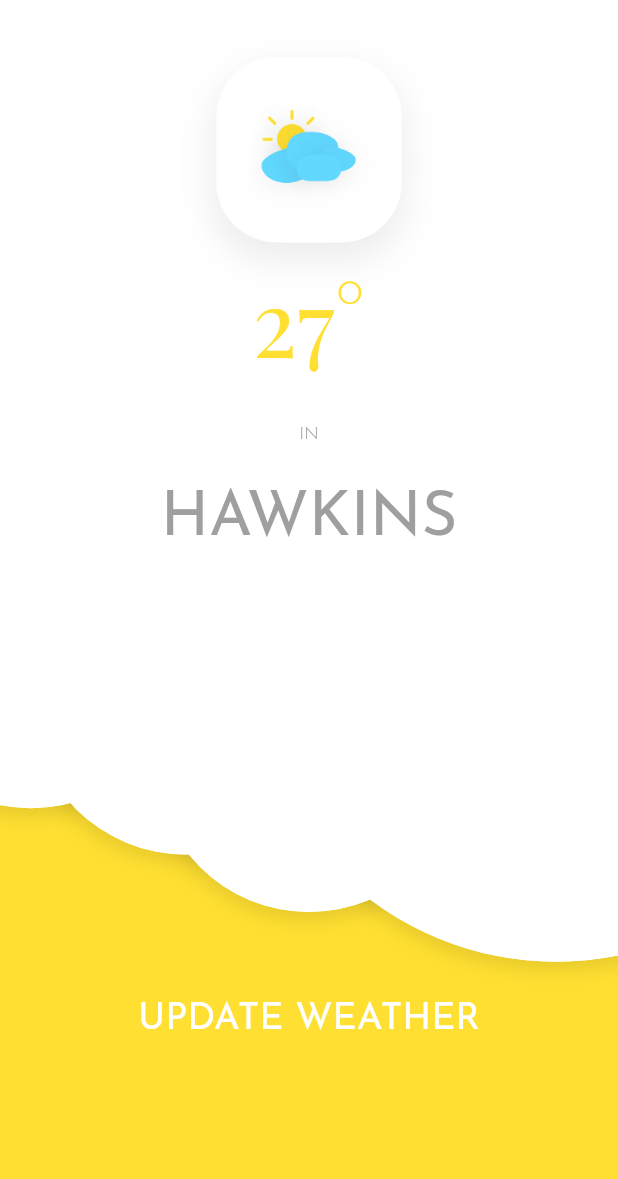
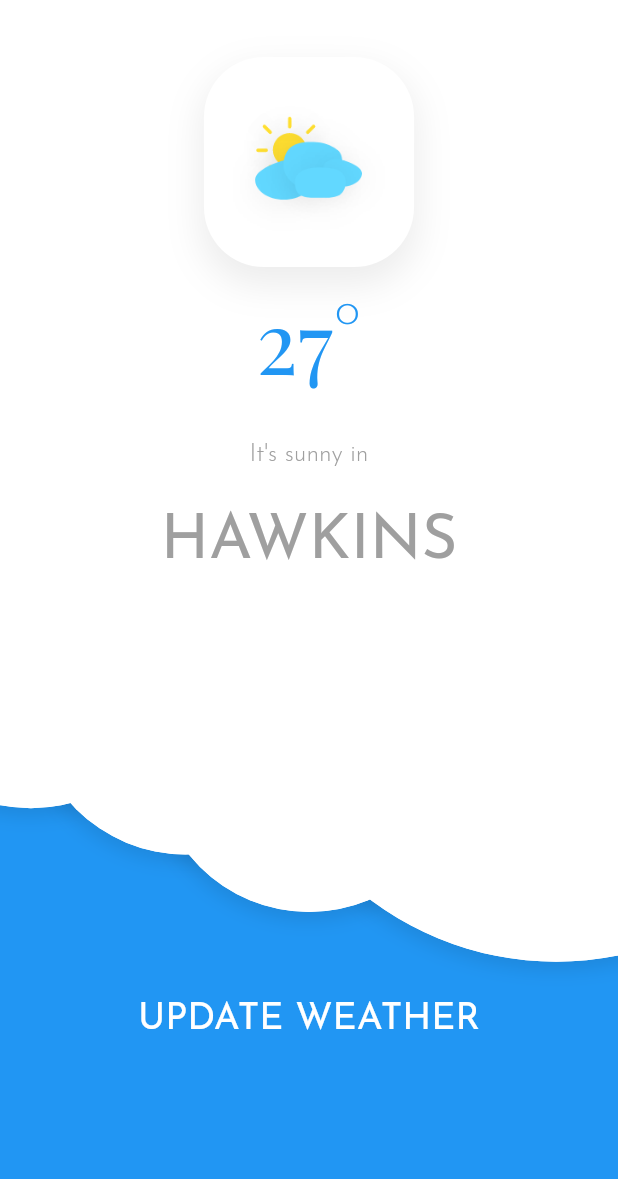
Before and after one commit to danielmark0116/LOADTHER, a Flutter app: the screen it shows after launch, on a phone screen of 412 x 824 dp, the part 57-1236 px from its top. Run offline on Flutter 3.47's test engine with Material 2 defaults, Android fonts, the phone set to English and light mode, and no system bars; project files that could hold a hidden picture were left out.

Commit message:
Structure fix

```diff
--- a/lib/components/background.dart
+++ b/lib/components/background.dart
@@ -15,6 +15,9 @@ const skew = 0.01;
 const skew2 = 0.07;
 
 class BackgroundClouds extends StatefulWidget {
+  var color;
+
+  BackgroundClouds({@required this.color});
   @override
   _BackgroundCloudsState createState() => _BackgroundCloudsState();
 }
@@ -30,6 +33,7 @@ class _BackgroundCloudsState extends State<BackgroundClouds>
         AnimationController(vsync: this, duration: Duration(seconds: 2));
 
     animation = CurvedAnimation(curve: Curves.easeOutCubic, parent: controller);
+    // animation = CurvedAnimation(curve: Curves.bounceOut, parent: controller);
 
     controller.forward();
 
@@ -64,8 +68,8 @@ class _BackgroundCloudsState extends State<BackgroundClouds>
           origin: Offset(0, 1000),
           child: Stack(
             children: <Widget>[
-              BgShadow(),
-              BgNoShadow(),
+              BgShadow(color: widget.color),
+              BgNoShadow(color: widget.color),
             ],
           ),
         );
--- a/lib/components/bg-noshadow.dart
+++ b/lib/components/bg-noshadow.dart
@@ -1,6 +1,9 @@
 import 'package:flutter/material.dart';
 
 class BgNoShadow extends StatefulWidget {
+  var color;
+
+  BgNoShadow({@required this.color});
   @override
   _BgNoShadowState createState() => _BgNoShadowState();
 }
@@ -21,7 +24,7 @@ class _BgNoShadowState extends State<BgNoShadow> {
         var responsizeFix;
 
         if (sizeData.size.height < 700) {
-          responsizeFix = blockSizeH.toDouble() * 5;
+          responsizeFix = blockSizeH.toDouble() * 5.5;
         } else {
           responsizeFix = 0.0;
         }
--- a/lib/components/bg-shadow.dart
+++ b/lib/components/bg-shadow.dart
@@ -11,6 +11,9 @@ const offset = Offset(
 );
 
 class BgShadow extends StatefulWidget {
+  var color;
+
+  BgShadow({@required this.color});
   @override
   _BgShadowState createState() => _BgShadowState();
 }
@@ -31,7 +34,7 @@ class _BgShadowState extends State<BgShadow> {
         var responsizeFix;
 
         if (sizeData.size.height < 700) {
-          responsizeFix = blockSizeH.toDouble() * 5;
+          responsizeFix = blockSizeH.toDouble() * 5.5;
         } else {
           responsizeFix = 0.0;
         }
--- a/lib/components/weather-data.dart
+++ b/lib/components/weather-data.dart
@@ -5,8 +5,12 @@ import '../styleguide/colors.dart';
 class WeatherDataComponent extends StatefulWidget {
   String cityName;
   int cityTemp;
+  var weatherColor;
 
-  WeatherDataComponent({@required this.cityName, @required this.cityTemp});
+  WeatherDataComponent(
+      {@required this.cityName,
+      @required this.cityTemp,
+      @required this.weatherColor});
 
   @override
   _WeatherDataComponentState createState() => _WeatherDataComponentState();
@@ -18,6 +22,7 @@ class _WeatherDataComponentState extends State<WeatherDataComponent>
   int temp;
   String city;
   double skew = 0.2;
+  var color;
 
   AnimationController controller;
   Animation animation;
@@ -28,6 +33,7 @@ class _WeatherDataComponentState extends State<WeatherDataComponent>
     setState(() {
       city = widget.cityName;
       temp = widget.cityTemp;
+      color = widget.weatherColor;
     });
 
     controller =
@@ -78,8 +84,8 @@ class _WeatherDataComponentState extends State<WeatherDataComponent>
               '$temp°',
               style: TextStyle(
                 fontFamily: 'PlayfairDisplay',
-                fontSize: blockSizeW * 15,
-                color: styleYellow,
+                fontSize: blockSizeH * 7,
+                color: color,
               ),
             ),
           ),
@@ -89,9 +95,9 @@ class _WeatherDataComponentState extends State<WeatherDataComponent>
           child: Opacity(
             opacity: 1 * animation.value,
             child: Text(
-              'IN',
+              'It\'s sunny in',
               style: TextStyle(
-                fontSize: 12,
+                fontSize: blockSizeH * 2,
                 color: styleGrey,
                 fontWeight: FontWeight.w300,
               ),
@@ -103,7 +109,7 @@ class _WeatherDataComponentState extends State<WeatherDataComponent>
           child: Text(
             '${city.toUpperCase()}',
             style: TextStyle(
-              fontSize: blockSizeW * 10 * animation.value,
+              fontSize: blockSizeH * 5 * animation.value,
               color: styleGrey,
             ),
           ),
--- a/lib/components/weather-icon.dart
+++ b/lib/components/weather-icon.dart
@@ -13,7 +13,7 @@ class _WeatherIconState extends State<WeatherIcon>
   AnimationController _controller;
   Animation animation;
 
-  double icoSize = 30;
+  double icoSize = 17;
 
   @override
   void initState() {
@@ -57,8 +57,8 @@ class _WeatherIconState extends State<WeatherIcon>
         scale: 1 * animation.value,
         child: Container(
           margin: EdgeInsets.only(top: 20),
-          width: blockSizeW * icoSize,
-          height: blockSizeW * icoSize,
+          width: blockSizeH * icoSize,
+          height: blockSizeH * icoSize,
           child: Align(
             alignment: Alignment.center,
             child: Image.asset('assets/images/sun-clouds.png'),
--- a/lib/screens/main.dart
+++ b/lib/screens/main.dart
@@ -24,6 +24,8 @@ class _MainScreenState extends State<MainScreen> {
 
     double responsizeFix;
 
+    var weatherColor = styleBlue;
+
     if (sizeData.height < 700) {
       responsizeFix = 25.0;
     } else {
@@ -31,16 +33,17 @@ class _MainScreenState extends State<MainScreen> {
     }
 
     return Scaffold(
-      backgroundColor: styleYellow,
+      backgroundColor: weatherColor,
       body: Stack(
         children: <Widget>[
-          BackgroundClouds(),
+          BackgroundClouds(color: weatherColor),
           Column(
             children: <Widget>[
               WeatherIcon(),
               WeatherDataComponent(
                 cityName: 'Hawkins',
                 cityTemp: 27,
+                weatherColor: weatherColor,
               ),
             ],
           ),
--- a/lib/styleguide/colors.dart
+++ b/lib/styleguide/colors.dart
@@ -1,4 +1,5 @@
 import 'package:flutter/painting.dart';
+import 'package:flutter/material.dart';
 
 const styleShadowColor = Color.fromRGBO(0, 0, 0, 0.1);
 const styleLightShadowColor = Color.fromRGBO(0, 0, 0, 0.075);
@@ -6,3 +7,4 @@ const styleYellow = Color.fromRGBO(255, 223, 49, 1);
 const styleDarkYellow = Color.fromRGBO(216, 204, 62, 1);
 const styleGrey = Color.fromRGBO(159, 159, 159, 1);
 const styleLightGrey = Color.fromRGBO(214, 214, 214, 1);
+const styleBlue = Colors.blue;
```
